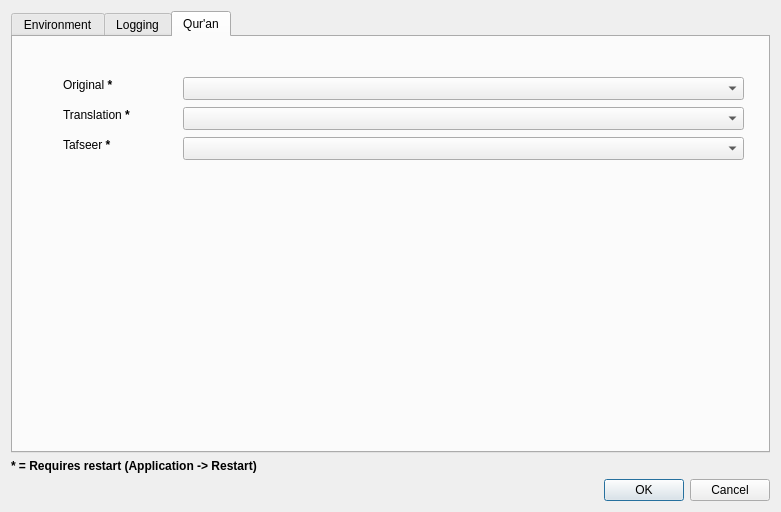
Above: settings_dialog.ui from abumq/project-islam before the change. Below: the same form after it.
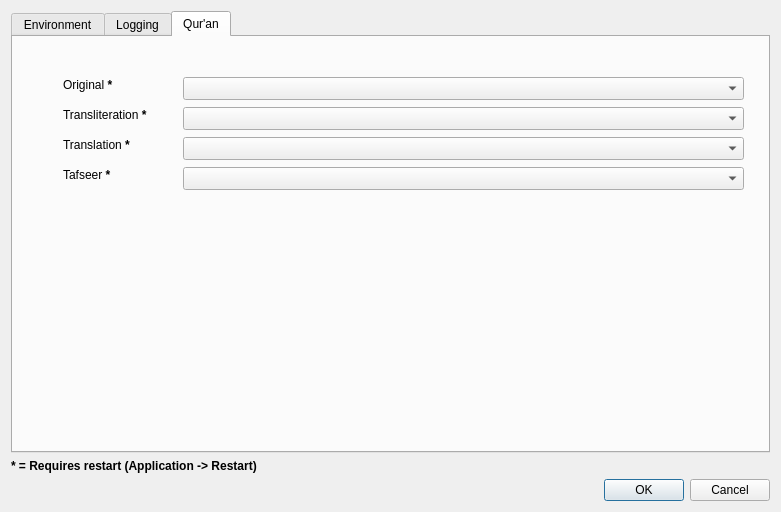
That is the form after the change. The open tabs and pages were chosen to show the change.

Commit message: Selectable transliterations

What changed in the file:
```diff
--- a/settings_dialog.ui
+++ b/settings_dialog.ui
@@ -221,7 +221,7 @@
        <property name="geometry">
         <rect>
          <x>170</x>
-         <y>70</y>
+         <y>100</y>
          <width>561</width>
          <height>23</height>
         </rect>
@@ -231,7 +231,7 @@
        <property name="geometry">
         <rect>
          <x>50</x>
-         <y>70</y>
+         <y>100</y>
          <width>111</width>
          <height>16</height>
         </rect>
@@ -244,7 +244,7 @@
        <property name="geometry">
         <rect>
          <x>50</x>
-         <y>100</y>
+         <y>130</y>
          <width>111</width>
          <height>16</height>
         </rect>
@@ -257,7 +257,7 @@
        <property name="geometry">
         <rect>
          <x>170</x>
-         <y>100</y>
+         <y>130</y>
          <width>561</width>
          <height>23</height>
         </rect>
@@ -286,6 +286,37 @@
         </rect>
        </property>
       </widget>
+      <widget class="QLabel" name="label_8">
+       <property name="geometry">
+        <rect>
+         <x>50</x>
+         <y>70</y>
+         <width>111</width>
+         <height>16</height>
+        </rect>
+       </property>
+       <property name="text">
+        <string>&lt;html&gt;&lt;head/&gt;&lt;body&gt;&lt;p&gt;Transliteration&lt;span style=&quot; font-weight:600;&quot;&gt; *&lt;/span&gt;&lt;/p&gt;&lt;/body&gt;&lt;/html&gt;</string>
+       </property>
+      </widget>
+      <widget class="QComboBox" name="cboQuranTransliterations">
+       <property name="geometry">
+        <rect>
+         <x>170</x>
+         <y>70</y>
+         <width>561</width>
+         <height>23</height>
+        </rect>
+       </property>
+      </widget>
+      <zorder>label_8</zorder>
+      <zorder>cboQuranTransliterations</zorder>
+      <zorder>cboQuranTranslations</zorder>
+      <zorder>label_4</zorder>
+      <zorder>label_5</zorder>
+      <zorder>cboQuranTafseers</zorder>
+      <zorder>label_7</zorder>
+      <zorder>cboQuranOriginals</zorder>
      </widget>
     </widget>
    </item>
```
Left out of the diff: 2 changed lines with no effect on the pictures. The commit also changes 8 other files.
